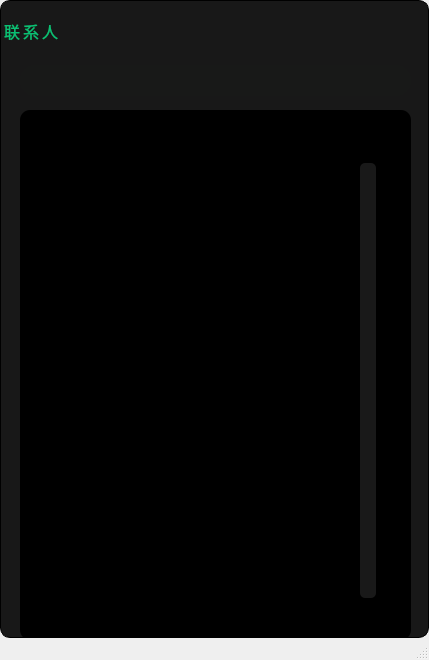
First picture: the form in ContactManagementSys/MainWindow.ui, repository SwaggyMacro/ContactManagementSys, before the edit.
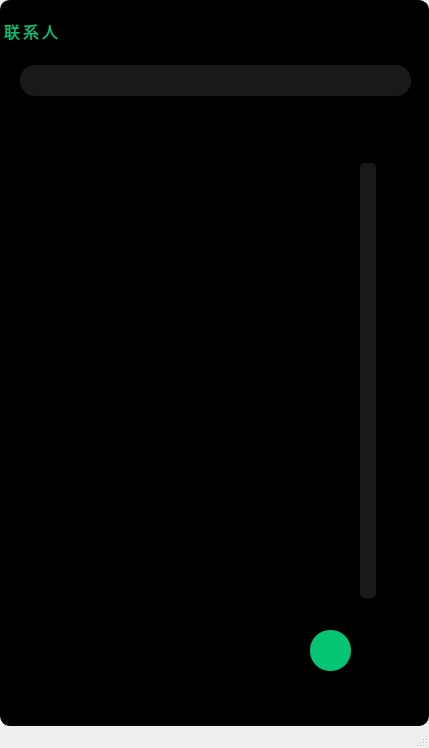
Second picture: the form after the edit. Icons and pictures are not drawn.

Diff of the .ui file:
```diff
--- a/ContactManagementSys/MainWindow.ui
+++ b/ContactManagementSys/MainWindow.ui
@@ -7,7 +7,7 @@
     <x>0</x>
     <y>0</y>
     <width>429</width>
-    <height>660</height>
+    <height>748</height>
    </rect>
   </property>
   <property name="windowTitle">
@@ -15,7 +15,7 @@
   </property>
   <property name="styleSheet">
    <string notr="true">#centralWidget { 
-	background-color: rgba(0, 0, 0, 0.9);
+	background-color: rgba(0, 0, 0, 1);
 	border-radius: 10px;
 	border: 1px solid black;
 }</string>
@@ -50,7 +50,7 @@
       <x>0</x>
       <y>90</y>
       <width>431</width>
-      <height>570</height>
+      <height>641</height>
      </rect>
     </property>
     <property name="styleSheet">
@@ -63,18 +63,14 @@
 	padding: 10px;
 	font-family: Microsoft Yahei;
 	font-size: 16px;
-	border-collapse: collapse;
-	border-spacing: 0;
-}
-#contactTable::frame {
-	border: 1px solid black;
+	letter-spacing: 10px;
 }
 #contactTable QHeaderView::section {
 	background-color: transparent;
     border: none;
 }
-#contactTable:item {
-	border-bottom: 1px solid gray;
+QTableView#contactTable:item {
+	border-bottom: 1px solid rgb(32, 31, 31);
 	width: 400px;
 }
 #contactTable::item:hover {
@@ -232,11 +228,36 @@
 }</string>
     </property>
    </widget>
+   <widget class="QPushButton" name="addButton">
+    <property name="geometry">
+     <rect>
+      <x>310</x>
+      <y>630</y>
+      <width>41</width>
+      <height>41</height>
+     </rect>
+    </property>
+    <property name="styleSheet">
+     <string notr="true">#addButton {
+	background-color: #05c474;
+	border-radius: 20px;
+	padding: 20px;
+	background-image: url(:/ContactManagementSys/Assets/Images/new_25_w.png);
+	background-repeat: no-repeat;
+	background-position: center;
+	cursor: pointer;
+}</string>
+    </property>
+    <property name="text">
+     <string>add</string>
+    </property>
+   </widget>
    <zorder>searchBoxBg</zorder>
    <zorder>labelTitle</zorder>
    <zorder>contactTable</zorder>
    <zorder>sortLetterList</zorder>
    <zorder>searchBox</zorder>
+   <zorder>addButton</zorder>
   </widget>
   <widget class="QStatusBar" name="statusBar"/>
  </widget>
```
